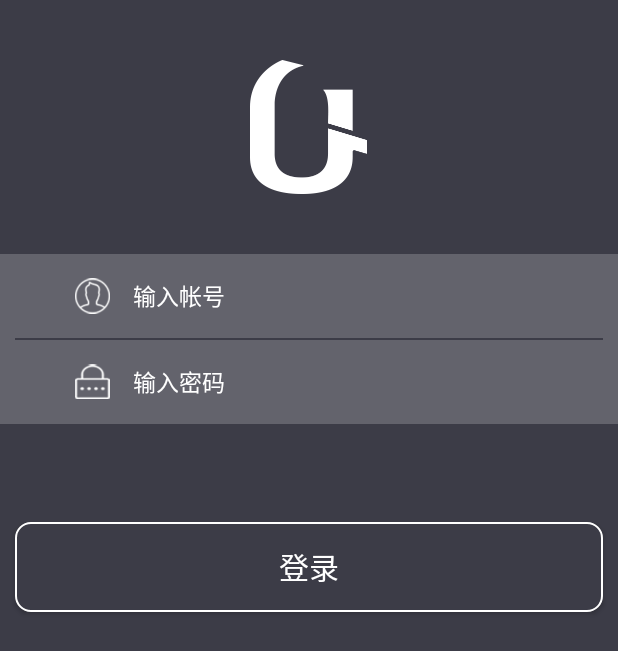
After one commit to LearChen/UGuessMerchant, an Android app: the TicketUsedActivity screen opened directly, with no data from a screen before it, on a phone screen of 412 x 824 dp. The commit adds this screen. Shown: the top 651 px of the screen. Run offline under Robolectric (Android 15) with nearby library versions, the phone set to English and light mode, and no system bars; our stand-ins replace CircleImageView; 1 statement that could not run was skipped.

```diff
--- /dev/null
+++ b/app/src/main/java/uguess/qucai/com/merchant/business/main/ui/TicketUsedActivity.java
@@ -0,0 +1,31 @@
+package uguess.qucai.com.merchant.business.main.ui;
+
+import android.os.Bundle;
+import android.support.design.widget.FloatingActionButton;
+import android.support.design.widget.Snackbar;
+import android.support.v7.app.AppCompatActivity;
+import android.support.v7.widget.Toolbar;
+import android.view.View;
+
+import uguess.qucai.com.merchant.R;
+
+public class TicketUsedActivity extends AppCompatActivity {
+
+    @Override
+    protected void onCreate(Bundle savedInstanceState) {
+        super.onCreate(savedInstanceState);
+        setContentView(R.layout.activity_ticket_used);
+        Toolbar toolbar = (Toolbar) findViewById(R.id.toolbar);
+        setSupportActionBar(toolbar);
+
+        FloatingActionButton fab = (FloatingActionButton) findViewById(R.id.fab);
+        fab.setOnClickListener(new View.OnClickListener() {
+            @Override
+            public void onClick(View view) {
+                Snackbar.make(view, "Replace with your own action", Snackbar.LENGTH_LONG)
+                        .setAction("Action", null).show();
+            }
+        });
+    }
+
+}
--- /dev/null
+++ b/app/src/main/res/layout/activity_ticket_used.xml
@@ -0,0 +1,95 @@
+
+<!--
+  ~ /*
+  ~   Copyright(c) 2015, QuCai8, Inc. All rights reserved.
+  ~   This software is the confidential and proprietary information of QuCai8, Inc.
+  ~   You shall not disclose such Confidential Information and shall use it only in
+  ~   accordance with the terms of the license agreement you entered into with QuCai8.
+  ~  */
+  -->
+<LinearLayout xmlns:android="http://schemas.android.com/apk/res/android"
+    xmlns:tools="http://schemas.android.com/tools"
+    android:layout_width="match_parent"
+    android:layout_height="match_parent"
+    android:background="@color/bg_login"
+    android:orientation="vertical"
+    tools:context="uguess.qucai.com.merchant.business.user.ui.LoginActivity">
+
+
+    <ImageView
+        android:layout_width="wrap_content"
+        android:layout_height="wrap_content"
+        android:layout_gravity="center_horizontal"
+        android:layout_marginTop="40dp"
+        android:src="@drawable/ic_login_logo" />
+
+    <LinearLayout
+        android:layout_width="fill_parent"
+        android:layout_height="113dp"
+        android:layout_marginTop="40dp"
+        android:background="@color/bg_login_input"
+        android:orientation="vertical"
+        android:gravity="center_vertical"
+        android:paddingLeft="10dp"
+        android:paddingRight="10dp">
+        <LinearLayout
+            android:layout_width="fill_parent"
+            android:layout_height="56dp"
+            android:orientation="horizontal"
+            android:gravity="center_vertical">
+            <ImageView
+                android:layout_width="wrap_content"
+                android:layout_height="wrap_content"
+                android:src="@drawable/ic_user_name"
+                android:layout_marginLeft="40dp"/>
+            <EditText
+                android:id="@+id/edit_user_name"
+                android:layout_width="fill_parent"
+                android:layout_height="40dp"
+                android:background="@null"
+                android:textSize="15sp"
+                android:textColor="@color/white"
+                android:textColorHint="@color/white"
+                android:hint="@string/hint_user_name"
+                android:layout_marginLeft="15dp"/>
+        </LinearLayout>
+        <LinearLayout
+            android:layout_width="fill_parent"
+            android:layout_height="1dp"
+            android:background="@color/bg_login"/>
+        <LinearLayout
+            android:layout_width="fill_parent"
+            android:layout_height="56dp"
+            android:orientation="horizontal"
+            android:gravity="center_vertical">
+            <ImageView
+                android:layout_width="wrap_content"
+                android:layout_height="wrap_content"
+                android:src="@drawable/ic_pwd"
+                android:layout_marginLeft="40dp"/>
+            <EditText
+                android:id="@+id/edit_pwd"
+                android:layout_width="fill_parent"
+                android:layout_height="40dp"
+                android:background="@null"
+                android:textSize="15sp"
+                android:textColor="@color/white"
+                android:textColorHint="@color/white"
+                android:hint="@string/hint_pwd"
+                android:layout_marginLeft="15dp"/>
+        </LinearLayout>
+
+    </LinearLayout>
+
+    <Button
+        android:layout_width="fill_parent"
+        android:layout_marginLeft="10dp"
+        android:layout_marginRight="10dp"
+        android:layout_marginTop="65dp"
+        android:layout_height="60dp"
+        android:onClick="login"
+        android:textColor="@color/white"
+        android:text="@string/text_login"
+        android:textSize="@dimen/text_20sp"
+        android:background="@drawable/selector_login_btn_bg"/>
+</LinearLayout>
--- a/app/src/main/res/values/strings.xml
+++ b/app/src/main/res/values/strings.xml
@@ -30,5 +30,6 @@
     <string name="warning_invalid">无效</string>
     <string name="ticket_not_exist">券码有误请核对</string>
     <string name="ticket_no_permision">此券码不可核销</string>
+    <string name="title_activity_ticket_used">TicketUsedActivity</string>
 
 </resources>
```
Also changed, not shown: app/src/main/AndroidManifest.xml (+9 -5 lines), app/src/main/java/uguess/qucai/com/merchant/business/main/logic/TicketLogic.java (+19 -3 lines), app/src/main/java/uguess/qucai/com/merchant/business/main/protocol/TicketUseProcess.java (added, +54 -0 lines), app/src/main/java/uguess/qucai/com/merchant/business/main/ui/TicketDetailActivity.java (+52 -6 lines).
